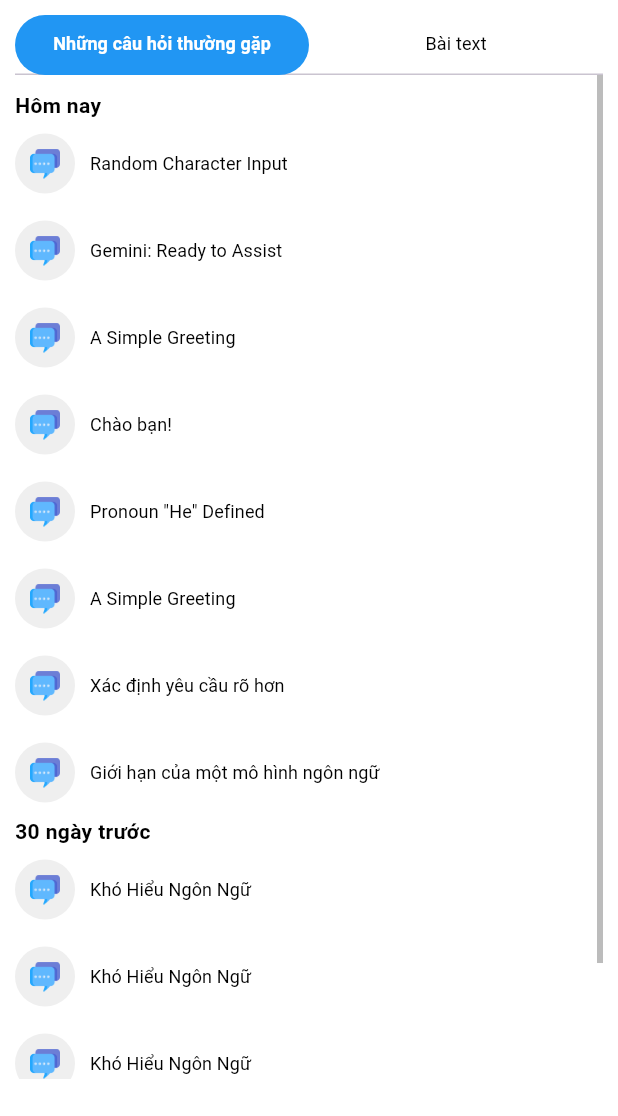
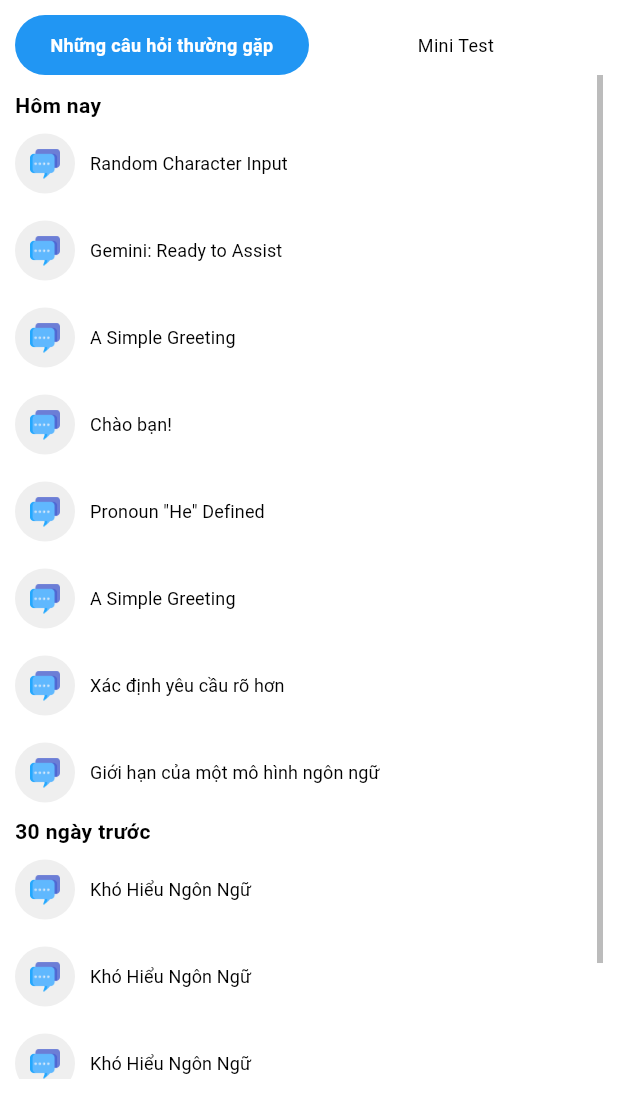
Before and after one commit to helloChiHai/chatboxAI, a Flutter app: the HomePage screen opened by its route, after a tap on the "chat bubble outline" icon, on a phone screen of 412 x 824 dp, the part 120-1236 px from its top. Run offline on Flutter 3.47's test engine with Material 3 defaults, Android fonts, the phone set to English and light mode, and no system bars; our stand-ins replace dio, equatable, firebase_auth, firebase_core, flutter_bloc, flutter_local_notifications and 7 more; accounts and stored records are empty.

Commit message:
xong phần mini test

```diff
--- a/lib/srceens/exam/exam.dart
+++ b/lib/srceens/exam/exam.dart
@@ -151,7 +151,7 @@ class _ExamState extends State<Exam> {
                   const SizedBox(height: 10),
                   InkWell(
                     onTap: () => handleGoResultMenAndWomen(
-                        'Kết quả của Nam - Nữ',
+                        'Kết quả của ${sex == 1 ? 'Nam - Nữ' : 'Nữ - Nam'}',
                         sex == 1 ? 1 : 2), // 1: nam-nu; 2: nu-nam
                     child: Align(
                       alignment: Alignment.centerLeft,
--- a/lib/srceens/tabbarHistoryAndTest/tabBarHistoryAndTest.dart
+++ b/lib/srceens/tabbarHistoryAndTest/tabBarHistoryAndTest.dart
@@ -3,6 +3,14 @@ import 'package:stock_flutter/constants/app_constants.dart';
 import 'package:stock_flutter/srceens/chatHistoryList/chatHistoryList.dart';
 import 'package:stock_flutter/srceens/exam/exam.dart';
 import 'package:stock_flutter/widgets/text_cus.dart';
+
+class TabItem {
+  final int id;
+  final String name;
+  final Widget screen;
+
+  TabItem({required this.id, required this.name, required this.screen});
+}
 
 class TabbarHistoryAndTest extends StatefulWidget {
   const TabbarHistoryAndTest({super.key});
@@ -11,25 +19,18 @@ class TabbarHistoryAndTest extends StatefulWidget {
   State<TabbarHistoryAndTest> createState() => _TabbarHistoryAndTestState();
 }
 
-class _TabbarHistoryAndTestState extends State<TabbarHistoryAndTest>
-    with SingleTickerProviderStateMixin {
-  late TabController _tabController;
+class _TabbarHistoryAndTestState extends State<TabbarHistoryAndTest> {
+  int selectedIndex = 0;
 
-  @override
-  void initState() {
-    super.initState();
-    _tabController = TabController(length: 2, vsync: this);
-    _tabController.addListener(
-      () {
-        setState(() {});
-      },
-    );
-  }
+  final List<TabItem> tabs = [
+    TabItem(id: 0, name: 'commercialQestions', screen: const ChatHistoryList()),
+    TabItem(id: 1, name: 'Mini Test', screen: const Exam()),
+  ];
 
-  @override
-  void dispose() {
-    _tabController.dispose();
-    super.dispose();
+  void handlePressTabBar(int id) {
+    setState(() {
+      selectedIndex = id;
+    });
   }
 
   @override
@@ -40,55 +41,47 @@ class _TabbarHistoryAndTestState extends State<TabbarHistoryAndTest>
         children: [
           SizedBox(
             height: 40,
-            child: TabBar(
-              controller: _tabController,
-              indicator: BoxDecoration(
-                color: AppColors.c_blue,
-                borderRadius: BorderRadius.circular(20),
+            width: double.infinity,
+            child: Row(
+              children: tabs.asMap().entries.map((e) {
+                int index = e.key;
+                var tab = e.value;
+                return Expanded(
+                  child: GestureDetector(
+                    onTap: () => handlePressTabBar(index),
+                    child: Container(
+                      padding: const EdgeInsets.symmetric(horizontal: 10),
+                      alignment: Alignment.center,
+                      decoration: BoxDecoration(
+                        color: selectedIndex == index
+                            ? AppColors.c_blue
+                            : Colors.transparent,
+                        borderRadius: BorderRadius.circular(30),
                       ),
-              indicatorSize: TabBarIndicatorSize.tab,
-              isScrollable: false,
-              tabs: [
-                Container(
-                  width: double.infinity,
-                  alignment: Alignment.center,
                       child: textCus(
                         context: context,
-                    text: 'commercialQestions',
-                    color: _tabController.index == 0
+                        text: tab.name,
+                        color: selectedIndex == index
                             ? AppColors.c_white
                             : AppColors.c_black,
-                    fontWeight: _tabController.index == 0
+                        fontWeight: selectedIndex == index
                             ? FontWeight.bold
                             : FontWeight.normal,
+                        maxLines: 2,
+                        textAlign: TextAlign.center,
                       ),
                     ),
-                Container(
-                  width: double.infinity,
-                  alignment: Alignment.center,
-                  child: textCus(
-                    context: context,
-                    text: 'Bài text',
-                    color: _tabController.index == 1
-                        ? AppColors.c_white
-                        : AppColors.c_black,
-                    fontWeight: _tabController.index == 1
-                        ? FontWeight.bold
-                        : FontWeight.normal,
                   ),
-                ),
-              ],
+                );
+              }).toList(),
             ),
           ),
           Expanded(
-            child: TabBarView(
-              controller: _tabController,
-              children: const [
-                ChatHistoryList(),
-                Exam(),
-              ],
+            child: IndexedStack(
+              index: selectedIndex,
+              children: tabs.map((tab) => tab.screen).toList(),
             ),
-          ),
+          )
         ],
       ),
     );
```
Also changed, not shown: lib/constants/mock_data.dart (+126 -1 lines), lib/srceens/listQuestion/listQuestion.dart (+46 -47 lines), lib/srceens/miniTestScores/miniTestScores.dart (+50 -15 lines), lib/utils/utils.dart (+47 -4 lines), lib/widgets/text_cus.dart (+6 -5 lines). Lines whose indentation alone changed are shown as unchanged.
